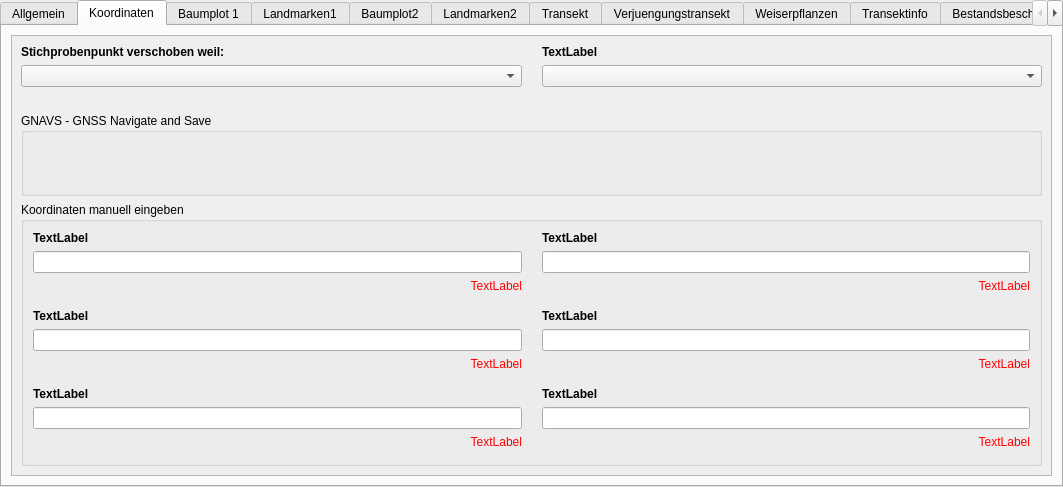
This is fim/gui/form/vwm.ui in b-lack/qgis-fim-plugin as Qt 5 draws it before an edit. The edited form follows.
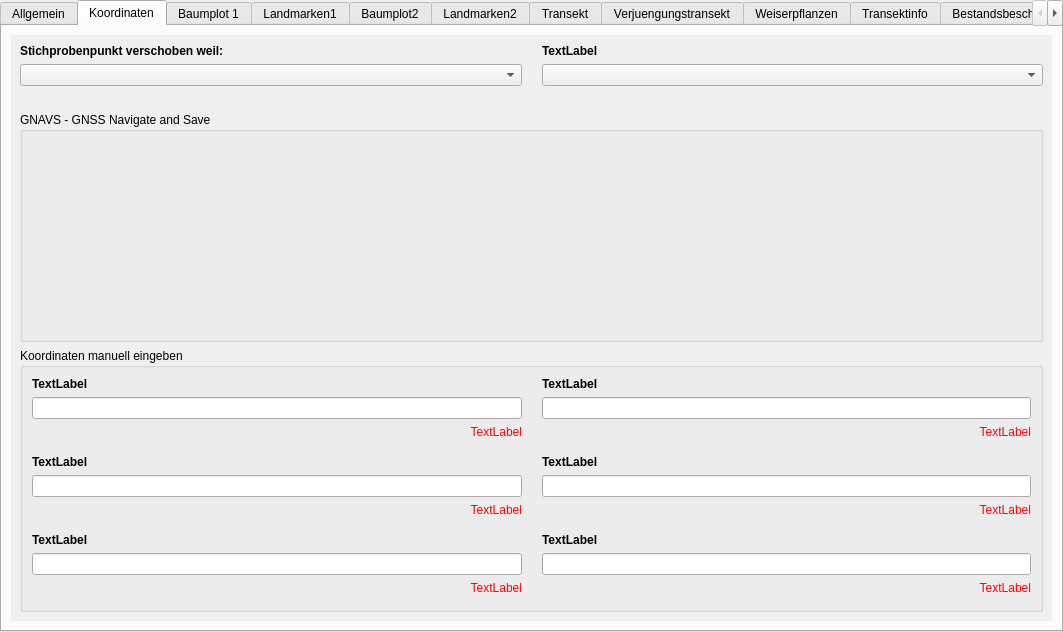
This is the edited form. The open tabs and pages were chosen to show the change. Custom widgets are drawn as their Qt base class.

Diff of the .ui file:
```diff
--- a/fim/gui/form/vwm.ui
+++ b/fim/gui/form/vwm.ui
@@ -7,11 +7,11 @@
     <x>0</x>
     <y>0</y>
     <width>1063</width>
-    <height>487</height>
+    <height>632</height>
    </rect>
   </property>
   <property name="sizePolicy">
-   <sizepolicy hsizetype="Preferred" vsizetype="Expanding">
+   <sizepolicy hsizetype="Preferred" vsizetype="Preferred">
     <horstretch>0</horstretch>
     <verstretch>0</verstretch>
    </sizepolicy>
@@ -38,11 +38,23 @@
    <item row="0" column="1">
     <widget class="QTabWidget" name="vwmTabs">
      <property name="sizePolicy">
-      <sizepolicy hsizetype="MinimumExpanding" vsizetype="Expanding">
+      <sizepolicy hsizetype="MinimumExpanding" vsizetype="MinimumExpanding">
        <horstretch>0</horstretch>
        <verstretch>0</verstretch>
       </sizepolicy>
      </property>
+     <property name="minimumSize">
+      <size>
+       <width>0</width>
+       <height>100</height>
+      </size>
+     </property>
+     <property name="maximumSize">
+      <size>
+       <width>16777215</width>
+       <height>16777215</height>
+      </size>
+     </property>
      <property name="styleSheet">
       <string notr="true"/>
      </property>
@@ -316,7 +328,10 @@
        <item row="0" column="0">
         <widget class="QScrollArea" name="scrollArea_coordinates">
          <property name="styleSheet">
-          <string notr="true"/>
+          <string notr="true">QScrollArea{
+	border:none;
+	
+}</string>
          </property>
          <property name="widgetResizable">
           <bool>true</bool>
@@ -326,8 +341,8 @@
            <rect>
             <x>0</x>
             <y>0</y>
-            <width>1071</width>
-            <height>425</height>
+            <width>1041</width>
+            <height>583</height>
            </rect>
           </property>
           <layout class="QGridLayout" name="gridLayout_22">
```
Left out of the diff: 44 changed lines with no effect on the pictures.
